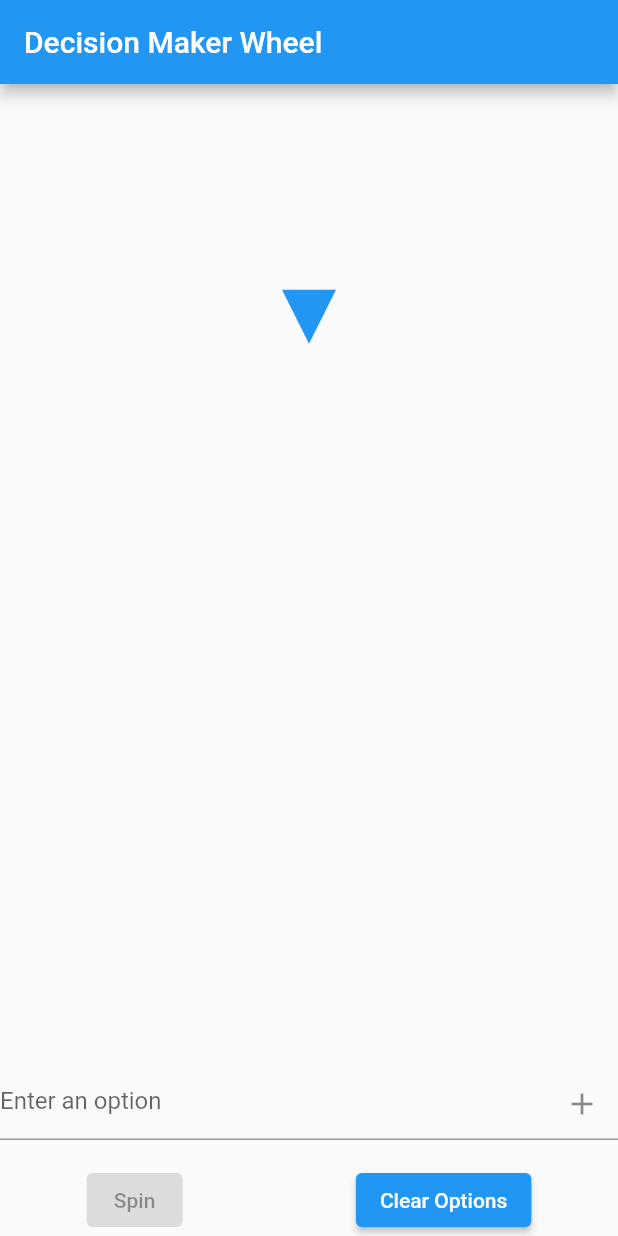
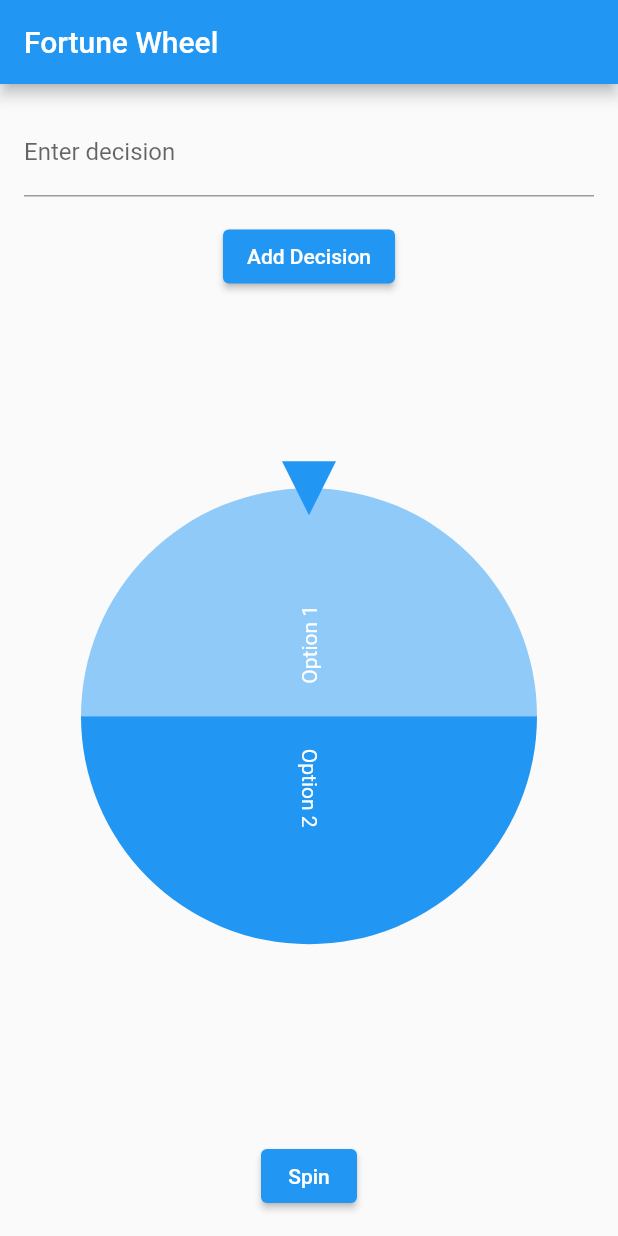
Before and after one commit to au-richard/kismet-mobile, a Flutter app: the screen it shows after launch, after a tap on "Spin", on a phone screen of 412 x 824 dp. Run offline on Flutter 3.47's test engine with Material 2 defaults, Android fonts, the phone set to English and light mode, and no system bars; drawn by our look-alikes of flutter_fortune_wheel.

Commit message:
Adding user input onto wheel.

```diff
--- a/lib/main.dart
+++ b/lib/main.dart
@@ -1,5 +1,6 @@
 import 'package:flutter/material.dart';
 import 'package:kismet_mobile/pages/home_screen.dart';
+import 'package:kismet_mobile/pages/home_screen1.dart';
 
 void main() {
   runApp(const MyApp());
@@ -17,7 +18,7 @@ class MyApp extends StatelessWidget {
       theme: ThemeData(
         primaryColor: Colors.deepPurpleAccent,
       ),
-      home: const HomePage(),
+      home: const HomeScreen(),
     );
   }
 }
--- a/lib/pages/home_screen.dart
+++ b/lib/pages/home_screen.dart
@@ -1,183 +1,185 @@
-import 'package:flutter/material.dart';
-import 'dart:async';
-import 'package:flutter_fortune_wheel/flutter_fortune_wheel.dart';
+// import 'package:flutter/material.dart';
+// import 'dart:async';
+// import 'package:flutter_fortune_wheel/flutter_fortune_wheel.dart';
 
-class HomePage extends StatefulWidget {
-  const HomePage({Key? key}) : super(key: key);
+// class HomePage extends StatefulWidget {
+//   const HomePage({Key? key}) : super(key: key);
 
-  @override
-  _HomePageState createState() => _HomePageState();
-}
+//   @override
+//   _HomePageState createState() => _HomePageState();
+// }
 
-class _HomePageState extends State<HomePage> {
-  final TextEditingController _textController = TextEditingController();
-  final List<FortuneItem> _options = [];
-  final StreamController<int> _selectedOption =
-      StreamController<int>.broadcast();
-  bool _isSpinning = false;
+// class _HomePageState extends State<HomePage> {
+//   final TextEditingController _textController = TextEditingController();
+//   final List<FortuneItem> _options = [];
+//   final StreamController<int> _selectedOption =
+//       StreamController<int>.broadcast();
+//   bool _isSpinning = false;
 
-  @override
-  void dispose() {
-    _textController.dispose();
-    _selectedOption.close();
-    super.dispose();
-  }
+//   @override
+//   void dispose() {
+//     _textController.dispose();
+//     _selectedOption.close();
+//     super.dispose();
+//   }
 
-  @override
-  Widget build(BuildContext context) {
-    return Scaffold(
-      appBar: AppBar(
-        title: const Text('Decision Maker Wheel'),
-      ),
-      body: Column(
-        mainAxisAlignment: MainAxisAlignment.center,
-        children: [
-          Expanded(
-            child: FortuneWheel(
-              selected: _selectedOption.stream,
-              // items: _options.isNotEmpty ? _options : _getDefaultOptions(),
-              items: _getOptions(),
-              onAnimationEnd: _handleAnimationEnd,
-              animateFirst: _isSpinning,
-            ),
-          ),
-          const SizedBox(height: 16),
-          TextField(
-            controller: _textController,
-            decoration: InputDecoration(
-              hintText: 'Enter an option',
-              suffixIcon: IconButton(
-                icon: const Icon(Icons.add),
-                onPressed: _handleAddOption,
-              ),
-            ),
-            onSubmitted: (_) => _handleAddOption(),
-          ),
-          const SizedBox(height: 16),
-          Row(
-            mainAxisAlignment: MainAxisAlignment.spaceAround,
-            children: [
-              ElevatedButton(
-                onPressed: _isSpinning ? null : _handleSpinWheel,
-                child: const Text('Spin'),
-              ),
-              ElevatedButton(
-                onPressed: _handleClearOptions,
-                child: const Text('Clear Options'),
-              ),
-            ],
-          ),
-        ],
-      ),
-    );
-  }
+//   @override
+//   Widget build(BuildContext context) {
+//     return Scaffold(
+//       appBar: AppBar(
+//         title: const Text('Decision Maker Wheel'),
+//       ),
+//       body: Column(
+//         mainAxisAlignment: MainAxisAlignment.center,
+//         children: [
+//           Expanded(
+//             child: FortuneWheel(
+//               selected: _selectedOption.stream,
+//               items: _options.isNotEmpty ? _options : _getDefaultOptions(),
+//               // items: _getOptions(),
+//               onAnimationEnd: _handleAnimationEnd,
+//               animateFirst: _isSpinning,
+//             ),
+//           ),
+//           const SizedBox(height: 16),
+//           TextField(
+//             controller: _textController,
+//             decoration: InputDecoration(
+//               hintText: 'Enter an option',
+//               suffixIcon: IconButton(
+//                 icon: const Icon(Icons.add),
+//                 onPressed: _handleAddOption,
+//               ),
+//             ),
+//             onSubmitted: (_) => _handleAddOption(),
+//           ),
+//           const SizedBox(height: 16),
+//           Row(
+//             mainAxisAlignment: MainAxisAlignment.spaceAround,
+//             children: [
+//               ElevatedButton(
+//                 onPressed: _isSpinning ? null : _handleSpinWheel,
+//                 child: const Text('Spin'),
+//               ),
+//               ElevatedButton(
+//                 onPressed: _handleClearOptions,
+//                 child: const Text('Clear Options'),
+//               ),
+//             ],
+//           ),
+//         ],
+//       ),
+//     );
+//   }
 
-  // void _handleAddOption() {
-  //   final newOption = _textController.text.trim();
-  //   if (newOption.isNotEmpty) {
+//   // void _handleAddOption() {
+//   //   final newOption = _textController.text.trim();
+//   //   if (newOption.isNotEmpty) {
+//   //     setState(() {
+//   //       _options.add(FortuneItem(child: Text(newOption)));
+//   //       _textController.clear();
+//   //       _updateOptions(_options);
+//   //     });
+//   //   }
+//   // }
+
+//   void _handleAddOption() {
+//     final newOption = _textController.text.trim();
+//     if (newOption.isNotEmpty) {
+//       setState(() {
+//         _options.clear(); // Clear default options
+//         _options.add(FortuneItem(child: Text(newOption)));
+//         _options
+//             .add(FortuneItem(child: Text('Option 2'))); // Add a second option
+//         _textController.clear();
+//       });
+//     }
+//   }
+
+//   void _handleSpinWheel() {
 //     setState(() {
-  //       _options.add(FortuneItem(child: Text(newOption)));
-  //       _textController.clear();
-  //       _updateOptions(_options);
+//       _isSpinning = true;
+//       _selectedOption.add(0);
 //     });
 //   }
-  // }
 
-  void _handleAddOption() {
-    final newOption = _textController.text.trim();
-    if (newOption.isNotEmpty) {
-      setState(() {
-        _options.clear(); // Clear default options
-        _options.add(FortuneItem(child: Text(newOption)));
-        _options
-            .add(FortuneItem(child: Text('Option 2'))); // Add a second option
-        _textController.clear();
-      });
-    }
-  }
-
-  void _handleSpinWheel() {
-    setState(() {
-      _isSpinning = true;
-      _selectedOption.add(0);
-    });
-  }
-
-  void _handleAnimationEnd() {
-    showDialog(
-      context: context,
-      builder: (context) {
-        int selected = -1;
-        Widget selectedOption = const Text('');
-        if (_options.isNotEmpty) {
-          final selected = Fortune.randomInt(_options.length, -1);
-          selectedOption = _options[selected].child;
-        }
-        return AlertDialog(
-          title: const Text('Selected Option'),
-          content: selectedOption,
-          actions: [
-            TextButton(
-              onPressed: () {
-                Navigator.pop(context);
-                setState(() {
-                  _isSpinning = false;
-                  if (_options.isNotEmpty) {
-                    _selectedOption.add(selected);
-                  }
-                });
-              },
-              child: const Text('OK'),
-            ),
-          ],
-        );
-      },
-    );
-  }
-
-  void _updateOptions(List<FortuneItem> newOptions) {
-    setState(() {
-      _options.clear();
-      _options.addAll(newOptions);
-    });
-  }
-
-  void _handleClearOptions() {
-    setState(() {
-      _options.clear();
-    });
-  }
-
-  // List<FortuneItem> _getDefaultOptions() {
-  //   return [
-  //     const FortuneItem(child: Text('Option 1')),
-  //     const FortuneItem(child: Text('Option 2')),
-  //     const FortuneItem(child: Text('Option 3')),
-  //     const FortuneItem(child: Text('Option 4')),
-  //   ];
-  // }
-  // List<FortuneItem> _getOptions() {
-  //   if (_options.isEmpty) {
-  //     return [
-  //       const FortuneItem(child: Text('Option 1')),
-  //       const FortuneItem(child: Text('Option 2')),
-  //       const FortuneItem(child: Text('Option 3')),
-  //       const FortuneItem(child: Text('Option 4')),
-  //     ];
-  //   } else {
-  //     return _options;
-  //   }
-  // }
-//  List<FortuneItem> _getOptions() {
-//   List<FortuneItem> options = [];
-
-//   for (String option in _options) {
-//     options.add(FortuneItem(child: Text(option)));
+//   void _handleAnimationEnd() {
+//     showDialog(
+//       context: context,
+//       builder: (context) {
+//         int selected = -1;
+//         Widget selectedOption = const Text('');
+//         if (_options.isNotEmpty) {
+//           final selected = Fortune.randomInt(_options.length, -1);
+//           selectedOption = _options[selected].child;
+//         }
+//         return AlertDialog(
+//           title: const Text('Selected Option'),
+//           content: selectedOption,
+//           actions: [
+//             TextButton(
+//               onPressed: () {
+//                 Navigator.pop(context);
+//                 setState(() {
+//                   _isSpinning = false;
+//                   if (_options.isNotEmpty) {
+//                     _selectedOption.add(selected);
+//                   }
+//                 });
+//               },
+//               child: const Text('OK'),
+//             ),
+//           ],
+//         );
+//       },
+//     );
 //   }
 
-//   return options;
+//   void _updateOptions(List<FortuneItem> newOptions) {
+//     setState(() {
+//       _options.clear();
+//       _options.addAll(newOptions);
+//     });
+//   }
+
+//   void _handleClearOptions() {
+//     setState(() {
+//       _options.clear();
+//     });
+//   }
+
+//   // List<FortuneItem> _getDefaultOptions() {
+//   //   return [
+//   //     const FortuneItem(child: Text('Bob')),
+//   //     const FortuneItem(child: Text('Andy')),
+//   //     const FortuneItem(child: Text('Mike')),
+//   //     const FortuneItem(child: Text('James')),
+//   //   ];
+//   // }
+
+//   // List<FortuneItem> _getOptions() {
+//   //   if (_options.isEmpty) {
+//   //     return [
+//   //       const FortuneItem(child: Text('Option 1')),
+//   //       const FortuneItem(child: Text('Option 2')),
+//   //       const FortuneItem(child: Text('Option 3')),
+//   //       const FortuneItem(child: Text('Option 4')),
+//   //     ];
+//   //   } else {
+//   //     return _options;
+//   //   }
+//   // }
+
+//   List<FortuneItem> _getOptions() {
+//     List<FortuneItem> options = [];
+
+//     for (String option in _options) {
+//       options.add(FortuneItem(child: Text(option)));
+//     }
+
+//     return options;
+//   }
+//   // List<FortuneItem> _getOptions() {
+//   //   return _options;
+//   // }
 // }
-  List<FortuneItem> _getOptions() {
-    return _options;
-  }
-}
--- /dev/null
+++ b/lib/pages/home_screen1.dart
@@ -0,0 +1,140 @@
+import 'dart:async';
+import 'dart:math';
+import 'package:flutter/material.dart';
+import 'package:flutter_fortune_wheel/flutter_fortune_wheel.dart';
+
+class HomeScreen extends StatefulWidget {
+  const HomeScreen({super.key});
+
+  @override
+  _HomeScreenState createState() => _HomeScreenState();
+}
+
+class _HomeScreenState extends State<HomeScreen> {
+  List<String> decisions = [];
+  final TextEditingController _textEditingController = TextEditingController();
+  final StreamController<int> _selectedController = StreamController<int>();
+  int selected = 0;
+  List<FortuneItem> items = [
+    FortuneItem(child: Text('Option 1')),
+    FortuneItem(child: Text('Option 2')),
+  ]; // Define items list
+
+  // void _addDecision() {
+  //   String newDecision = _textEditingController.text.trim();
+  //   if (newDecision.isNotEmpty) {
+  //     setState(() {
+  //       decisions.add(newDecision);
+  //       if (decisions.length >= 2) {
+  //         // Update items list in the FortuneWheel widget
+  //         items = List.generate(decisions.length, (index) {
+  //           return FortuneItem(child: Text(decisions[index]));
+  //         });
+  //       } else if (decisions.length == 1) {
+  //         // Add a default option if there is only one decision
+  //         items = [
+  //           FortuneItem(child: Text(decisions[0])),
+  //           FortuneItem(child: Text("Option 1")),
+  //           FortuneItem(child: Text("Option 2")),
+  //         ];
+  //       } else {
+  //         // Add two default options if there are no decisions
+  //         items = [
+  //           FortuneItem(child: Text("Option 1")),
+  //           FortuneItem(child: Text("Option 2")),
+  //         ];
+  //       }
+  //       selected = 0; // Reset selected item to 0
+  //     });
+  //     _textEditingController.clear(); // Clear the text field
+  //     _selectedController.sink.add(selected); // Update selected item in stream
+  //   }
+  // }
+
+  void _addDecision() {
+    String newDecision = _textEditingController.text.trim();
+    if (newDecision.isNotEmpty) {
+      setState(() {
+        decisions.add(newDecision);
+        if (decisions.length >= 2) {
+          // Update items list in the FortuneWheel widget
+          items = List.generate(decisions.length, (index) {
+            return FortuneItem(child: Text(decisions[index]));
+          });
+        } else if (decisions.length == 1) {
+          // Add a default option if there is only one decision
+          items = [
+            FortuneItem(child: Text(decisions[0])),
+            FortuneItem(child: Text("Option 1")),
+          ];
+        } else {
+          // Add two default options if there are no decisions
+          items = [
+            FortuneItem(child: Text("Option 1")),
+            FortuneItem(child: Text("Option 2")),
+          ];
+        }
+        selected = 0; // Reset selected item to 0
+      });
+      _textEditingController.clear(); // Clear the text field
+      _selectedController.sink.add(selected); // Update selected item in stream
+    }
+  }
+
+  void _spinWheel() {
+    final random = Random();
+    final newSelected = random.nextInt(items.length);
+    selected = newSelected;
+    _selectedController.sink.add(selected);
+  }
+
+  @override
+  void dispose() {
+    _selectedController.close(); // Close the stream controller
+    super.dispose();
+  }
+
+  @override
+  Widget build(BuildContext context) {
+    return Scaffold(
+      appBar: AppBar(
+        title: const Text('Fortune Wheel'),
+      ),
+      body: Padding(
+        padding: const EdgeInsets.all(16.0),
+        child: Column(
+          children: [
+            TextField(
+              controller: _textEditingController,
+              onChanged: (value) {
+                setState(() {});
+              },
+              decoration: const InputDecoration(
+                labelText: 'Enter decision',
+              ),
+            ),
+            const SizedBox(height: 16.0),
+            ElevatedButton(
+              onPressed: _addDecision,
+              child: const Text('Add Decision'),
+            ),
+            const SizedBox(height: 16.0),
+            Expanded(
+              child: FortuneWheel(
+                selected: _selectedController.stream,
+                onAnimationStart: () => print('Animation started'),
+                onAnimationEnd: () => print('Animation ended'),
+                items: items,
+              ),
+            ),
+            const SizedBox(height: 16.0),
+            ElevatedButton(
+              onPressed: _spinWheel,
+              child: const Text('Spin'),
+            ),
+          ],
+        ),
+      ),
+    );
+  }
+}
```
Lines whose indentation alone changed are shown as unchanged.
